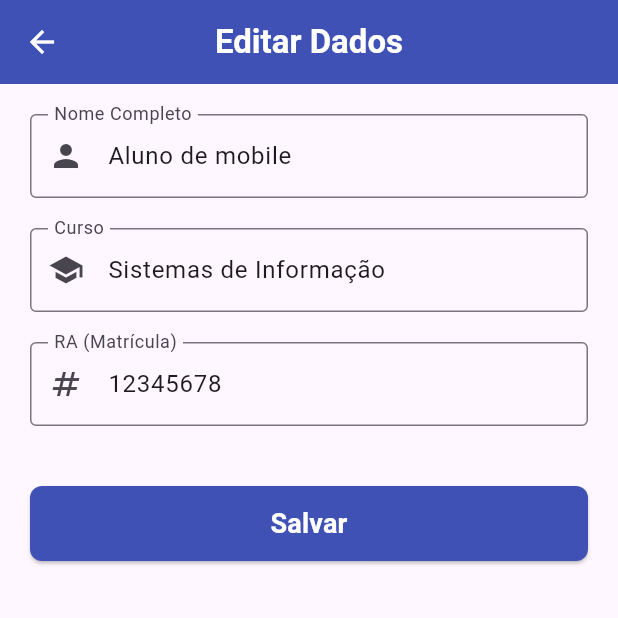
After one commit to Augusto-Junior12/Projeto-mobile, a Flutter app: the TelaHome screen opened directly, item 3 of the bottom bar chosen, after a tap on "Editar dados", on a phone screen of 412 x 824 dp, the top half of it. The commit adds this screen. Run offline on Flutter 3.47's test engine with Material 3 defaults, Android fonts, the phone set to English and light mode, and no system bars; network calls fail.

Commit message:
feat: Adiciona Tela de Perfil, Editar Dados, Pop-up de Avaliação

```diff
--- /dev/null
+++ b/lib/telas/telaEditardados.dart
@@ -0,0 +1,114 @@
+import 'package:flutter/material.dart';
+
+class TelaEditarDados extends StatefulWidget {
+  const TelaEditarDados({super.key});
+
+  @override
+  State<TelaEditarDados> createState() => _TelaEditarDadosState();
+}
+
+class _TelaEditarDadosState extends State<TelaEditarDados> {
+  // 1. Controladores para ler e editar o texto dos campos
+  // Já colocamos o texto inicial para simular os dados vindos do banco
+  final TextEditingController _nomeController = TextEditingController(text: 'Aluno de mobile');
+  final TextEditingController _cursoController = TextEditingController(text: 'Sistemas de Informação');
+  final TextEditingController _raController = TextEditingController(text: '12345678');
+
+  // 2. Função para salvar os dados e voltar
+  void _salvarDados() {
+    // No futuro, aqui entrará o código para salvar no banco de dados (API)
+
+    // Depois de salvar, voltamos para a tela de perfil
+    Navigator.pop(context);
+  }
+
+  @override
+  void dispose() {
+    // É boa prática limpar os controladores quando a tela é fechada
+    _nomeController.dispose();
+    _cursoController.dispose();
+    _raController.dispose();
+    super.dispose();
+  }
+
+  @override
+  Widget build(BuildContext context) {
+    return Scaffold(
+      appBar: AppBar(
+        title: const Text(
+          'Editar Dados',
+          style: TextStyle(fontWeight: FontWeight.bold),
+        ),
+        centerTitle: true,
+        backgroundColor: Colors.indigo,
+        foregroundColor: Colors.white,
+      ),
+
+      body: SingleChildScrollView(
+        padding: const EdgeInsets.all(20.0), // Mesmo padrão de espaçamento
+        child: Column(
+          children: [
+
+            // Campo Nome
+            TextField(
+              controller: _nomeController,
+              decoration: const InputDecoration(
+                labelText: "Nome Completo",
+                border: OutlineInputBorder(),
+                prefixIcon: Icon(Icons.person), // Ícone bonitinho no campo
+              ),
+            ),
+
+            const SizedBox(height: 20),
+
+            // Campo Curso
+            TextField(
+              controller: _cursoController,
+              decoration: const InputDecoration(
+                labelText: "Curso",
+                border: OutlineInputBorder(),
+                prefixIcon: Icon(Icons.school),
+              ),
+            ),
+
+            const SizedBox(height: 20),
+
+            // Campo RA (Matrícula)
+            TextField(
+              controller: _raController,
+              keyboardType: TextInputType.number, // Abre o teclado numérico
+              decoration: const InputDecoration(
+                labelText: "RA (Matrícula)",
+                border: OutlineInputBorder(),
+                prefixIcon: Icon(Icons.numbers),
+              ),
+            ),
+
+            const SizedBox(height: 40),
+
+            // Botão Salvar
+            SizedBox(
+              width: double.infinity, // Ocupa a largura toda, igual no Login
+              height: 50, // Deixa o botão um pouco mais alto e confortável de clicar
+              child: ElevatedButton(
+                onPressed: _salvarDados,
+                style: ElevatedButton.styleFrom(
+                  backgroundColor: Colors.indigo,
+                  foregroundColor: Colors.white,
+                  shape: RoundedRectangleBorder(
+                    borderRadius: BorderRadius.circular(8),
+                  ),
+                ),
+                child: const Text(
+                  "Salvar",
+                  style: TextStyle(fontSize: 18, fontWeight: FontWeight.bold),
+                ),
+              ),
+            ),
+
+          ],
+        ),
+      ),
+    );
+  }
+}
--- /dev/null
+++ b/lib/telas/telaPerfil.dart
@@ -0,0 +1,183 @@
+import 'package:flutter/material.dart';
+import 'package:projeto_app/telas/telaEditardados.dart';
+
+class TelaPerfil extends StatelessWidget {
+  const TelaPerfil({super.key});
+
+  // Função que cria e mostra o Pop-up de Avaliação
+  void _mostrarDialogoAvaliacao(BuildContext context) {
+    int estrelasSelecionadas = 0; // Começa com zero estrelas
+
+    showDialog(
+      context: context,
+      builder: (context) {
+        // StatefulBuilder permite que a gente mude o estado (acenda as estrelas) só dentro do pop-up
+        return StatefulBuilder(
+          builder: (context, setState) {
+            return AlertDialog(
+              shape: RoundedRectangleBorder(borderRadius: BorderRadius.circular(15)),
+              title: const Text(
+                'Avaliar UniGo',
+                textAlign: TextAlign.center,
+                style: TextStyle(fontWeight: FontWeight.bold, color: Colors.indigo),
+              ),
+              content: Column(
+                mainAxisSize: MainAxisSize.min, // Faz a caixa ficar do tamanho exato do conteúdo
+                children: [
+                  const Text(
+                    'O que você está achando do nosso app de transporte estudantil?',
+                    textAlign: TextAlign.center,
+                  ),
+                  const SizedBox(height: 20),
+                  // Linha com as 5 estrelas
+                  Row(
+                    mainAxisAlignment: MainAxisAlignment.center,
+                    children: List.generate(5, (index) {
+                      return IconButton(
+                        icon: Icon(
+                          index < estrelasSelecionadas ? Icons.star : Icons.star_border,
+                          color: Colors.amber, // Cor amarelinha clássica de avaliação
+                          size: 36,
+                        ),
+                        onPressed: () {
+                          // Ao clicar, atualiza a quantidade de estrelas acesas
+                          setState(() {
+                            estrelasSelecionadas = index + 1;
+                          });
+                        },
+                      );
+                    }),
+                  ),
+                ],
+              ),
+              actionsAlignment: MainAxisAlignment.spaceAround, // Separa os botões
+              actions: [
+                // Botão de Cancelar
+                TextButton(
+                  onPressed: () => Navigator.pop(context), // Fecha o pop-up
+                  child: const Text('Cancelar', style: TextStyle(color: Colors.grey)),
+                ),
+                // Botão de Enviar
+                ElevatedButton(
+                  onPressed: () {
+                    Navigator.pop(context); // Fecha o pop-up
+                    // Mostra um aviso rápido na parte de baixo da tela agradecendo
+                    ScaffoldMessenger.of(context).showSnackBar(
+                      const SnackBar(
+                        content: Text('Obrigado pela sua avaliação!'),
+                        backgroundColor: Colors.green,
+                      ),
+                    );
+                  },
+                  style: ElevatedButton.styleFrom(
+                    backgroundColor: Colors.indigo,
+                    foregroundColor: Colors.white,
+                  ),
+                  child: const Text('Enviar'),
+                ),
+              ],
+            );
+          },
+        );
+      },
+    );
+  }
+
+  @override
+  Widget build(BuildContext context) {
+    return SingleChildScrollView(
+      padding: const EdgeInsets.all(16.0),
+      child: Column(
+        crossAxisAlignment: CrossAxisAlignment.stretch,
+        children: [
+
+          const SizedBox(height: 20),
+
+          // 1. Cabeçalho de Identidade (Foto e Dados Básicos)
+          Center(
+            child: Column(
+              children: [
+                Container(
+                  decoration: BoxDecoration(
+                    shape: BoxShape.circle,
+                    border: Border.all(color: Colors.indigo, width: 3),
+                  ),
+                  child: const CircleAvatar(
+                    radius: 60,
+                    backgroundColor: Colors.white,
+                    child: Icon(Icons.person, size: 80, color: Colors.indigo),
+                  ),
+                ),
+
+                const SizedBox(height: 15),
+
+                const Text(
+                  'Aluno de mobile',
+                  style: TextStyle(
+                    fontSize: 26,
+                    fontWeight: FontWeight.bold,
+                    color: Colors.indigo,
+                  ),
+                ),
+
+                const SizedBox(height: 5),
+
+                const Text(
+                  'Sistemas de Informação',
+                  style: TextStyle(fontSize: 16, color: Colors.black87),
+                ),
+                const Text(
+                  'RA: 12345678',
+                  style: TextStyle(fontSize: 14, color: Colors.grey),
+                ),
+              ],
+            ),
+          ),
+
+          const SizedBox(height: 40),
+          const Divider(),
+
+          // 2. Lista de Ações (Menu)
+
+          // Botão: Editar Dados
+          ListTile(
+            leading: const Icon(Icons.edit, color: Colors.indigo),
+            title: const Text('Editar dados'),
+            trailing: const Icon(Icons.arrow_forward_ios, size: 18, color: Colors.grey),
+            onTap: () {
+              Navigator.push(
+                context,
+                MaterialPageRoute(builder: (context) => const TelaEditarDados()),
+              );
+            },
+          ),
+          const Divider(height: 1),
+
+          // Botão: Avaliar App
+          ListTile(
+            leading: const Icon(Icons.star_rate, color: Colors.amber), // Mudei a cor da estrelinha do menu para dar um charme
+            title: const Text('Avaliar app'),
+            trailing: const Icon(Icons.arrow_forward_ios, size: 18, color: Colors.grey),
+            onTap: () {
+              // AQUI NÓS CHAMAMOS A NOSSA FUNÇÃO DO POP-UP!
+              _mostrarDialogoAvaliacao(context);
+            },
+          ),
+          const Divider(height: 1),
+
+          // Botão: Sair
+          ListTile(
+            leading: const Icon(Icons.logout, color: Colors.red),
+            title: const Text(
+              'Sair',
+              style: TextStyle(color: Colors.red, fontWeight: FontWeight.bold),
+            ),
+            onTap: () {
+              Navigator.pushReplacementNamed(context, '/');
+            },
+          ),
+        ],
+      ),
+    );
+  }
+}
```
Also changed, not shown: lib/telas/telaHome.dart (+2 -6 lines), lib/main.dart (line endings or trailing spaces), 6 other files.
